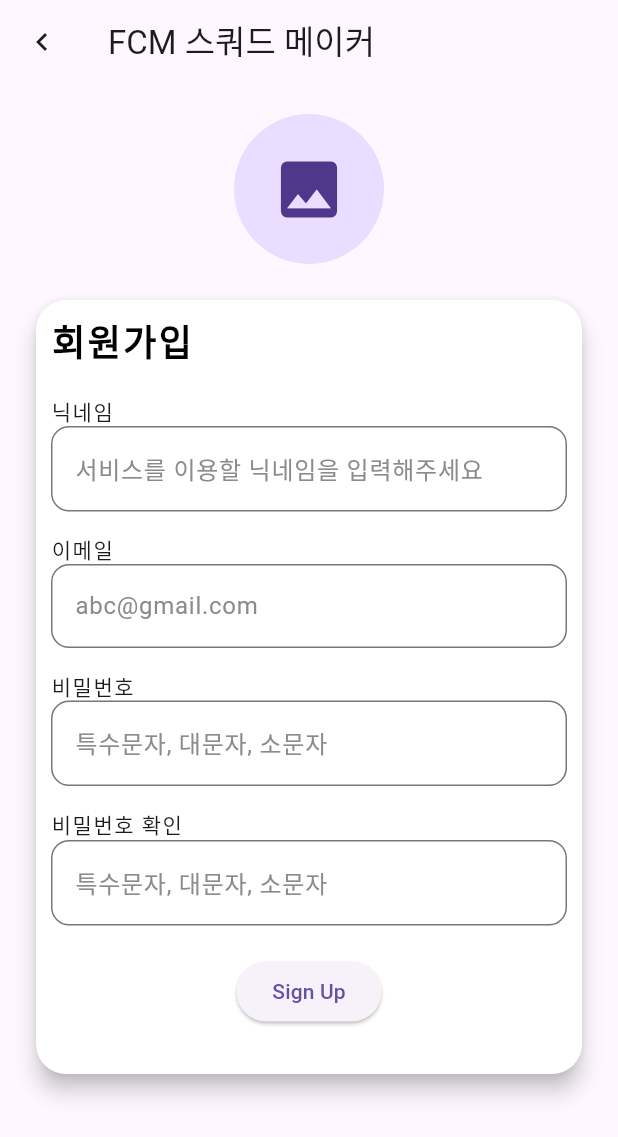
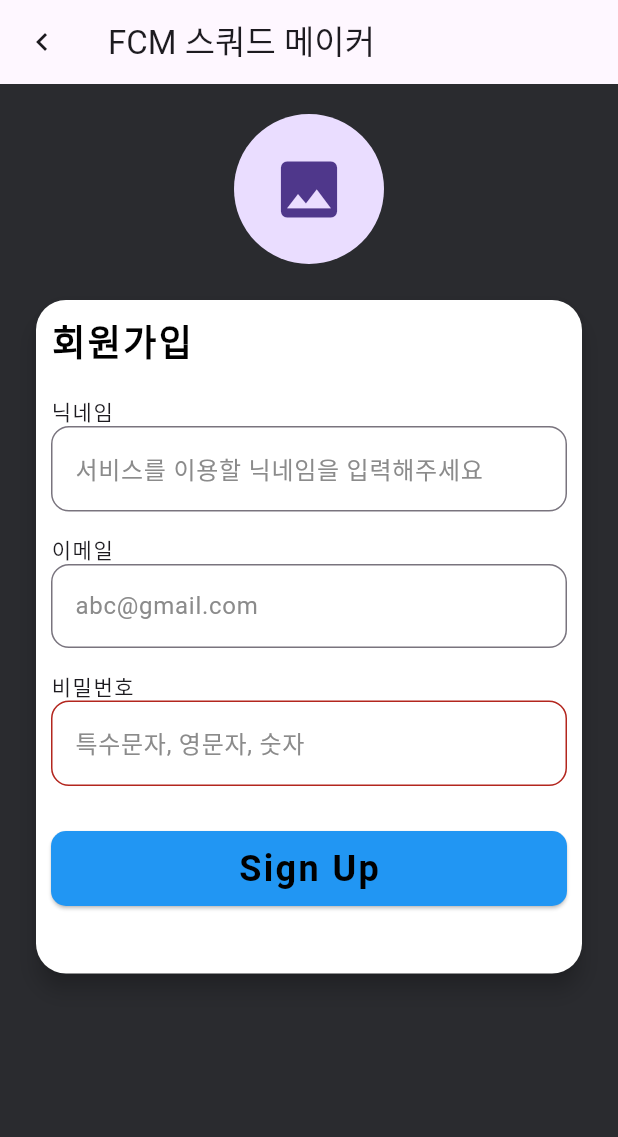
Before and after one commit to kmc7582s/fcm_squad_maker, a Flutter app: the screen it shows after launch, after a tap on "회원가입", on a phone screen of 412 x 824 dp. Shown: the top 1137 px of the screen. Run offline on Flutter 3.47's test engine with Material 3 defaults, Android fonts, the phone set to English and light mode, and no system bars; our stand-ins replace firebase_auth, firebase_core, firebase_database, firebase_storage, flutter_animate, freezed_annotation and 3 more; missing offline and left inert: gauge_indicator; accounts and stored records are empty; Roboto replaces fonts that are missing (Pretendard).

Commit message:
2024/7/23 로그인, 회원가입 기능 및 디자인 수정, 비밀번호 유효성 검사 수정

```diff
--- a/lib/Navigation.dart
+++ b/lib/Navigation.dart
@@ -1,5 +1,5 @@
-import 'package:fcmobile_squad_maker/pages/player_list.dart';
-import 'package:fcmobile_squad_maker/pages/squad_list.dart';
+import 'package:fcmobile_squad_maker/pages/playerinfo/player_list.dart';
+import 'package:fcmobile_squad_maker/pages/squadmaker/squad_list.dart';
 import 'package:fcmobile_squad_maker/pages/home.dart';
 import 'package:fcmobile_squad_maker/pages/setting.dart';
 import 'package:firebase_auth/firebase_auth.dart';
@@ -29,7 +29,7 @@ class _NavigationState extends State<Navigation> {
       body: Center(
         child: IndexedStack(
           index: selectedIndex,
-          children: [HomePage(), SquadListPage(), PlayerListPage(user: user), SettingPage(user: user)],
+          children: [HomePage(), SquadListPage(), PlayerListPage(), SettingPage(user: user)],
         ),
       ),
       bottomNavigationBar: NavigationBar(
--- a/lib/config/fonts.dart
+++ b/lib/config/fonts.dart
@@ -1,5 +1,65 @@
 import 'package:google_fonts/google_fonts.dart';
 import 'package:flutter/material.dart';
+
+class CustomTextStyle {
+  static const squadTitle = TextStyle(fontFamily: "Pretendard",
+      fontWeight: FontWeight.w300,
+      fontSize: 20,
+      color: Colors.black);
+
+  static const appbarTitle = TextStyle(fontFamily: "Pretendard",
+      fontWeight: FontWeight.w400,
+      fontSize: 24,
+      color: Colors.black);
+
+  static const label = TextStyle(fontFamily: "Pretendard",
+      fontWeight: FontWeight.w700,
+      fontSize: 24,
+      letterSpacing: 1.6,
+      color: Colors.black);
+
+  static const sublabel = TextStyle(fontFamily: "Pretendard",
+      fontWeight: FontWeight.w400,
+      fontSize: 12,
+      letterSpacing: 1,
+      color: Colors.blue);
+
+  static const loginTitle = TextStyle(
+    fontFamily: "Pretendard",
+    fontWeight: FontWeight.w600,
+    fontSize: 48,
+    color: Color(0xFF666870));
+
+  static const playersTitle = TextStyle(
+      fontFamily: "Pretendard",
+      fontWeight: FontWeight.w400,
+      fontSize: 16,
+      letterSpacing: 1,
+      color: Colors.black
+  );
+
+  static const playerTitle = TextStyle(
+      fontFamily: "Pretendard",
+      fontWeight: FontWeight.w700,
+      fontSize: 20,
+      letterSpacing: 1,
+      color: Colors.black
+  );
+
+  static const gradeTitle = TextStyle(
+      fontFamily: "Pretendard",
+      fontWeight: FontWeight.w400,
+      fontSize: 10,
+  );
+
+  static const statLabel = TextStyle(
+    fontFamily: "Pretendard",
+    fontWeight: FontWeight.w500,
+    fontSize: 15,
+  );
+
+}
+
 
 class Fonts {
   Fonts._();
@@ -9,26 +69,6 @@ class Fonts {
       fontWeight: FontWeight.w700,
       letterSpacing: 1.6,
       color: Colors.black
-  );
-
-  static final TextStyle largeTitle = GoogleFonts.robotoCondensed(
-      fontSize: 48,
-      fontWeight: FontWeight.w700,
-      letterSpacing: 1.6,
-      color: Colors.black
-  );
-
-  static final TextStyle title = GoogleFonts.roboto(
-      fontSize: 24,
-      fontWeight: FontWeight.w700,
-      letterSpacing: 1.6,
-      color: Colors.black
-  );
-
-  static final TextStyle subtitle = GoogleFonts.roboto(
-    fontSize: 16,
-    fontWeight: FontWeight.w700,
-    letterSpacing: 1,
   );
 
   static final TextStyle subtitle2 = GoogleFonts.roboto(
@@ -67,11 +107,4 @@ class Fonts {
     fontWeight: FontWeight.w500,
     letterSpacing: 1,
   );
-
-  static final TextStyle label = GoogleFonts.roboto(
-    fontSize: 12,
-    fontWeight: FontWeight.w400,
-    letterSpacing: 1,
-  );
-
 }
--- a/lib/pages/member/login_page.dart
+++ b/lib/pages/member/login_page.dart
@@ -1,10 +1,10 @@
-import 'package:fcmobile_squad_maker/Navigation.dart';
-import 'package:fcmobile_squad_maker/config/color.dart';
 import 'package:fcmobile_squad_maker/config/fonts.dart';
-import 'package:fcmobile_squad_maker/pages/member/edit_account.dart';
+import 'package:fcmobile_squad_maker/main.dart';
 import 'package:fcmobile_squad_maker/pages/member/signup_page.dart';
+import 'package:fcmobile_squad_maker/widgets/textfield.dart';
 import 'package:flutter/material.dart';
 import 'package:firebase_auth/firebase_auth.dart';
+import 'package:flutter_animate/flutter_animate.dart';
 
 class LoginPage extends StatefulWidget {
   const LoginPage({super.key});
@@ -17,6 +17,7 @@ class _LoginPageState extends State<LoginPage> {
   final _emailController = TextEditingController();
   final _pwController = TextEditingController();
   String _statusMessage = '';
+  bool _isLoading = false;
   final _auth = FirebaseAuth.instance;
 
   Future<void> _signIn() async {
@@ -24,19 +25,44 @@ class _LoginPageState extends State<LoginPage> {
       final UserCredential userCredential =
           await _auth.signInWithEmailAndPassword(
               email: _emailController.text, password: _pwController.text);
-
       if (userCredential.user != null) {
         setState(() {
           _statusMessage = '로그인 성공';
           print(_statusMessage);
-          Navigator.of(context).pushReplacement(MaterialPageRoute(
-              builder: (context) => Navigation(user: userCredential.user!)));
         });
+        Navigator.of(context).pushReplacement(MaterialPageRoute(builder: (context) => const MyApp()));
       }
     } on FirebaseAuthException catch (e) {
       setState(() {
-        _statusMessage = e.message ?? '로그인 실패';
+        if (e.code == 'user-not-found') {
+          _statusMessage = '등록되지 않은 이메일입니다';
+        } else if (e.code == 'wrong-password') {
+          _statusMessage = '비밀번호가 틀렸습니다';
+        } else {
+          _statusMessage = e.code;
+        }
         print(_statusMessage);
+      });
+    }
+  }
+
+  Future<void> _sendEditPassword() async {
+    setState(() {
+      _isLoading = true;
+    });
+
+    try {
+      await _auth.sendPasswordResetEmail(email: _emailController.text.trim());
+      setState(() {
+        _statusMessage = '비밀번호 재설정 이메일이 발송되었습니다.';
+      });
+    } on FirebaseAuthException catch (e) {
+      setState(() {
+        _statusMessage = '오류: 이메일을 입력해주세요.';
+      });
+    } finally {
+      setState(() {
+        _isLoading = false;
       });
     }
   }
@@ -52,7 +78,8 @@ class _LoginPageState extends State<LoginPage> {
   Widget build(BuildContext context) {
     return Scaffold(
         body: SingleChildScrollView(
-      child: SizedBox(
+      child: Container(
+        color: const Color(0xFF2A2B2F),
         width: MediaQuery.of(context).size.width,
         height: MediaQuery.of(context).size.height,
         child: Stack(
@@ -64,18 +91,24 @@ class _LoginPageState extends State<LoginPage> {
                 mainAxisSize: MainAxisSize.min,
                 crossAxisAlignment: CrossAxisAlignment.start,
                 children: [
-                  Text(
-                    "Make your",
-                    style: Fonts.largeTitle,
-                  ),
-                  Text(
-                    "Squad",
-                    style: Fonts.largeTitle,
-                  ),
-                  Text(
-                    "For FC Mobile",
-                    style: Fonts.largeTitle,
-                  ),
+                  const Text(
+                    "Make your\nSquad\nFor FC Mobile",
+                    style: CustomTextStyle.loginTitle,
+                  ).animate(adapter: ValueAdapter(0.5)).shimmer(
+                      colors: [
+                        const Color(0xFF0fff37),
+                        const Color(0xFF15ff4c),
+                        const Color(0xFF1aff61),
+                        const Color(0xFF20ff75),
+                        const Color(0xFF26ff8a),
+                        const Color(0xFF2bff9f),
+                        const Color(0xFF31ffb4),
+                        const Color(0xFF37ffc8),
+                      ]
+                  ).animate(onPlay: (controller) => controller.repeat(reverse: true))
+                      .saturate(delay: 1.seconds, duration: 1.seconds)
+                      .then()
+                      .tint(color: const Color(0xFF80DDFF)),
                 ],
               ),
             ),
@@ -93,13 +126,13 @@ class _LoginPageState extends State<LoginPage> {
                   padding: const EdgeInsets.all(10),
                   child: Column(
                     children: [
-                      Row(
+                      const Row(
                         mainAxisAlignment: MainAxisAlignment.start,
                         crossAxisAlignment: CrossAxisAlignment.center,
                         children: [
                           Text(
                             "로그인",
-                            style: Fonts.title,
+                            style: CustomTextStyle.label,
                           ),
                         ],
                       ),
@@ -122,24 +155,25 @@ class _LoginPageState extends State<LoginPage> {
                             TextButton(
                               child: Text(
                                 "회원가입",
-                                style: Fonts.label,
+                                style: CustomTextStyle.sublabel,
                               ),
                               onPressed: () => Navigator.of(context).push(
-                                  MaterialPageRoute(builder: (context) => const SignupPage())),
+                                  MaterialPageRoute(builder: (context) => SignupPage())),
                             ),
                             TextButton(
+                              onPressed: _sendEditPassword,
                               child: Text(
-                                "계정 찾기",
-                                style: Fonts.label,
-                              ),
-                              onPressed: () => Navigator.of(context).push(
-                                  MaterialPageRoute(builder: (context) => const EditAccountPage())),
+                                "비밀번호 찾기",
+                                style:  CustomTextStyle.sublabel,
+                              )
                             ),
                           ],
                         ),
                       ),
                       ElevatedButton(
-                          onPressed: () => _signIn(), child: const Text("로그인")),
+                          onPressed: () => _signIn(),
+                          child: const Text("로그인")
+                      ),
                       Text(_statusMessage, style: TextStyle(color: Colors.red),)
                     ],
                   ),
@@ -151,19 +185,4 @@ class _LoginPageState extends State<LoginPage> {
       ),
     ));
   }
-
-  Widget textField(String hint, TextEditingController controller, bool isId) {
-    return TextField(
-      controller: controller,
-      obscureText: isId,
-      decoration: InputDecoration(
-          hintText: hint,
-          hintStyle: const TextStyle(color: Palette.base3),
-          border: OutlineInputBorder(
-            borderRadius: BorderRadius.circular(12),
-            borderSide: const BorderSide(color: Palette.base1),
-          ),
-          label: Text(hint)),
-    );
-  }
 }
--- a/lib/pages/member/signup_page.dart
+++ b/lib/pages/member/signup_page.dart
@@ -1,8 +1,13 @@
+import 'dart:async';
 import 'dart:io';
 
 import 'package:fcmobile_squad_maker/config/color.dart';
 import 'package:fcmobile_squad_maker/config/fonts.dart';
+import 'package:fcmobile_squad_maker/pages/member/login_page.dart';
+import 'package:fcmobile_squad_maker/widgets/textfield.dart';
 import 'package:firebase_auth/firebase_auth.dart';
+import 'package:firebase_database/firebase_database.dart';
+import 'package:firebase_storage/firebase_storage.dart';
 import 'package:flutter/material.dart';
 import 'package:image_picker/image_picker.dart';
 
@@ -17,34 +22,126 @@ class _SignupPageState extends State<SignupPage> {
   final _nameController = TextEditingController();
   final _emailController = TextEditingController();
   final _pwController = TextEditingController();
-  final _pwcheckController = TextEditingController();
   final _auth = FirebaseAuth.instance;
+  final DatabaseReference _database = FirebaseDatabase.instance.ref();
   final ImagePicker _picker = ImagePicker();
   String statusMessage = '';
   File? selectedImage;
+  bool _isLoading = false;
+
+  // 에러 메시지
+  String _errorText = '';
+
+  void _validateInput(String value) {
+    // 패턴 정의: 특수문자, 영문자, 숫자 검증
+    final RegExp specialCharPattern = RegExp(r'[!@#$%^&*(),.?":{}|<>]');
+    final RegExp letterPattern = RegExp(r'[a-zA-Z]');
+    final RegExp numberPattern = RegExp(r'[0-9]');
+
+    if (value.isEmpty) {
+      setState(() {
+        _errorText = '입력값이 비어 있습니다.';
+      });
+    } else if (!specialCharPattern.hasMatch(value)) {
+      setState(() {
+        _errorText = '특수문자가 포함되어야 합니다.';
+      });
+    } else if (!letterPattern.hasMatch(value)) {
+      setState(() {
+        _errorText = '영문자가 포함되어야 합니다.';
+      });
+    } else if (!numberPattern.hasMatch(value)) {
+      setState(() {
+        _errorText = '숫자가 포함되어야 합니다.';
+      });
+    } else {
+      setState(() {
+        _errorText = ''; // 유효성 검사 통과
+      });
+    }
+  }
 
   Future<void> _signUp() async {
+    if (_errorText.isEmpty) {
+      // 패스워드가 유효하지 않으면 회원가입을 진행하지 않음
       try {
-      final UserCredential userCredential =
-          await _auth.createUserWithEmailAndPassword(
-              email: _emailController.text, password: _pwController.text);
-      Navigator.pop(context);
+        UserCredential userCredential = await _auth.createUserWithEmailAndPassword(
+            email: _emailController.text.trim(),
+            password: _pwController.text.trim()
+        );
+
+        User? user = userCredential.user;
+        if (user != null) {
+          await user.sendEmailVerification();
+          setState(() {
+            statusMessage = '인증 이메일이 발송되었습니다. 이메일을 확인해주세요.';
+            _isLoading = true;
+          });
+
+          // 이메일 인증을 확인하는 로직
+          _checkEmailVerified(user);
+        }
       } on FirebaseAuthException catch (e) {
         setState(() {
           statusMessage = e.message ?? '회원가입 실패';
         });
       }
+    } else {
+      _errorText;
+    }
+  }
+
+  Future<void> _checkEmailVerified(User user) async {
+    while (!user.emailVerified) {
+      await Future.delayed(Duration(seconds: 3));
+      await user.reload();
+      user = _auth.currentUser!;
+    }
+
+    setState(() {
+      statusMessage = '이메일 인증 완료';
+      _isLoading = false;
+    });
+
+    String? profileImageUrl;
+    if (selectedImage != null) {
+      profileImageUrl = await _uploadImage(selectedImage!);
+    }
+
+    _database.child("users").child(user.uid).set({
+      'uid': user.uid,
+      'nickname': _nameController.text.trim(),
+      'profile_img': profileImageUrl ?? '',
+    });
+
+    Future.delayed(const Duration(seconds: 1), () {
+      Navigator.of(context).pushReplacement(MaterialPageRoute(builder: (context) => LoginPage()));
+    });
   }
 
   Future<void> _pickImage() async {
     final pickedFile = await _picker.pickImage(source: ImageSource.gallery);
+    if (pickedFile != null) {
       setState(() {
-      if(pickedFile != null) {
         selectedImage = File(pickedFile.path);
-      } else {
-        print("no select image");
+      });
     }
+  }
+
+  Future<String?> _uploadImage(File image) async {
+    try {
+      String fileName = 'users/${DateTime.now().millisecondsSinceEpoch}.png';
+      Reference storageRef = FirebaseStorage.instance.ref().child(fileName);
+      UploadTask uploadTask = storageRef.putFile(image);
+      TaskSnapshot snapshot = await uploadTask;
+      String downloadUrl = await snapshot.ref.getDownloadURL();
+      return downloadUrl;
+    } catch (e) {
+      setState(() {
+        statusMessage = '이미지 업로드 실패: $e';
       });
+      return null;
+    }
   }
 
   @override
@@ -58,7 +155,10 @@ class _SignupPageState extends State<SignupPage> {
         ),
       ),
       body: SingleChildScrollView(
-        child: Center(
+        child: Container(
+          color: const Color(0xFF2A2B2F),
+          width: MediaQuery.of(context).size.width,
+          height: MediaQuery.of(context).size.height,
           child: Column(
             children: [
               Padding(
@@ -84,12 +184,12 @@ class _SignupPageState extends State<SignupPage> {
                     padding: const EdgeInsets.all(10.0),
                     child: Column(
                       children: [
-                        Row(
+                        const Row(
                           mainAxisAlignment: MainAxisAlignment.start,
                           children: [
                             Text(
                               "회원가입",
-                              style: Fonts.title,
+                              style: CustomTextStyle.label,
                             ),
                           ],
                         ),
@@ -107,20 +207,44 @@ class _SignupPageState extends State<SignupPage> {
                           height: 15,
                         ),
                         textTitle("비밀번호"),
-                        textField("특수문자, 대문자, 소문자", _pwController, true),
-                        const SizedBox(
-                          height: 15,
+                        TextField(
+                          controller: _pwController,
+                          obscureText: true,
+                          decoration: InputDecoration(
+                            hintText: "특수문자, 영문자, 숫자",
+                            hintStyle: const TextStyle(color: Palette.base3),
+                            border: OutlineInputBorder(
+                              borderRadius: BorderRadius.circular(12),
+                              borderSide: const BorderSide(color: Palette.base1),
                             ),
-                        textTitle("비밀번호 확인"),
-                        textField("특수문자, 대문자, 소문자", _pwcheckController, true),
-                        const SizedBox(
-                          height: 20,
+                            errorText: _errorText,
                           ),
-                        ElevatedButton(
-                          onPressed: _signUp,
-                          child: Text("Sign Up"),
+                          onChanged: _validateInput,
                         ),
-                        Text(statusMessage),
+                        SizedBox(height: 10,),
+                        _isLoading
+                            ? const Padding(
+                              padding: EdgeInsets.all(8.0),
+                              child: CircularProgressIndicator(),
+                            )
+                            : ElevatedButton(
+                          onPressed: () {
+                            _validateInput(_pwController.text);
+                            _signUp();
+                          },
+                          style: ElevatedButton.styleFrom(
+                            minimumSize: Size(400, 50),
+                            shape: RoundedRectangleBorder(
+                              borderRadius: BorderRadius.circular(10)
+                            ),
+                            backgroundColor: Colors.blue
+                          ),
+                          child: const Text("Sign Up", style: CustomTextStyle.label),
+                        ),
+                        Padding(
+                          padding: const EdgeInsets.only(top: 14,left: 8,right: 8),
+                          child: Text(statusMessage, style: TextStyle(color: Colors.red),),
+                        ),
                       ],
                     ),
                   ),
@@ -128,21 +252,6 @@ class _SignupPageState extends State<SignupPage> {
               ),
             ],
           ),
-        ),
-      ),
-    );
-  }
-
-  Widget textField(String hint, TextEditingController controller, bool isId) {
-    return TextField(
-      controller: controller,
-      obscureText: isId,
-      decoration: InputDecoration(
-          hintText: hint,
-          hintStyle: const TextStyle(color: Palette.base3),
-          border: OutlineInputBorder(
-            borderRadius: BorderRadius.circular(12),
-            borderSide: const BorderSide(color: Palette.base1),
         ),
       ),
     );
--- /dev/null
+++ b/lib/widgets/textfield.dart
@@ -0,0 +1,17 @@
+import 'package:fcmobile_squad_maker/config/color.dart';
+import 'package:flutter/material.dart';
+
+Widget textField(String hint, TextEditingController controller, bool isId) {
+  return TextField(
+    controller: controller,
+    obscureText: isId,
+    decoration: InputDecoration(
+      hintText: hint,
+      hintStyle: const TextStyle(color: Palette.base3),
+      border: OutlineInputBorder(
+        borderRadius: BorderRadius.circular(12),
+        borderSide: const BorderSide(color: Palette.base1),
+      ),
+    ),
+  );
+}
```
Also changed, not shown: pubspec.yaml (+26 -1 lines), 9 other files. Lines whose indentation alone changed are shown as unchanged.
